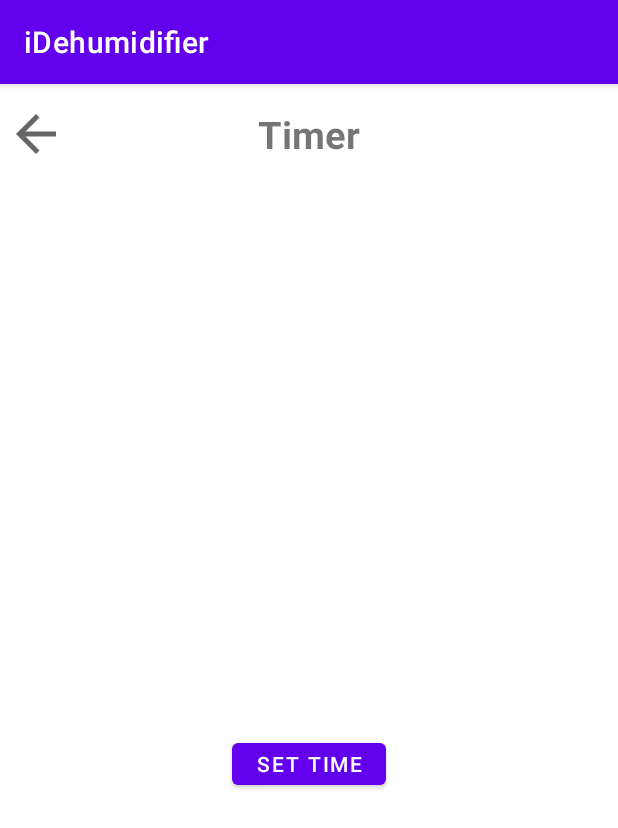
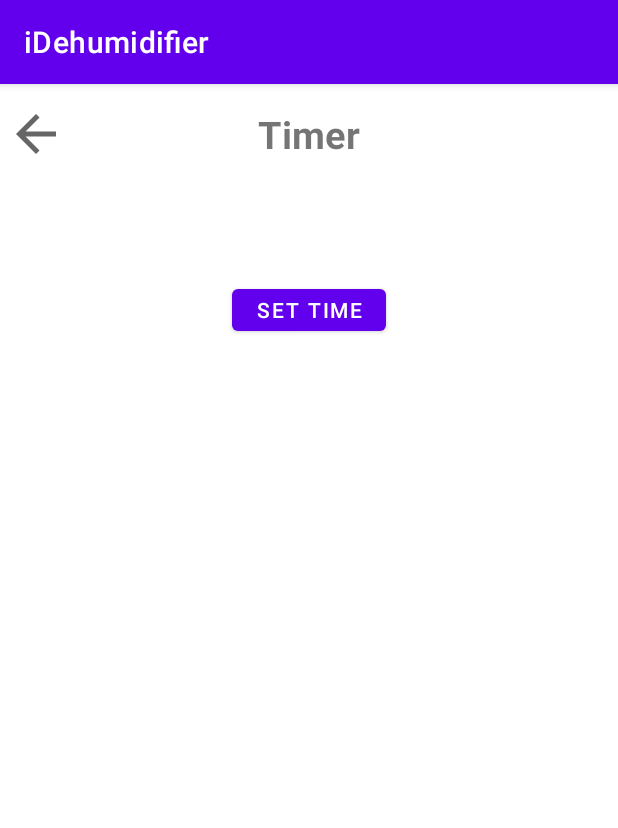
Before and after one commit to Margy-Katinaki/iDehumidifier-, an Android app: the TimerActivity screen opened directly, with no data from a screen before it, on a phone screen of 412 x 824 dp. Shown: the top 828 px of the screen. Run offline under Robolectric (Android 15) with nearby library versions, the phone set to English and light mode, and no system bars.

Commit message:
Add Timer and made improvements
Signed-off-by: Margy <margy2katnk@gmail.com>

```diff
--- a/app/src/main/java/com/example/idehumidifier/DehumidifierAdapter.kt
+++ b/app/src/main/java/com/example/idehumidifier/DehumidifierAdapter.kt
@@ -11,7 +11,7 @@ class DehumidifierAdapter(
     private val dehumidifiers: MutableList<Dehumidifier>
 ): RecyclerView.Adapter<DehumidifierAdapter.DehumidifierViewHolder>() {
 
-    //var onitemClick: ((Dehumidifier) -> Unit)? = null
+
 
     private lateinit var listener : onItemClickListener
 
--- a/app/src/main/java/com/example/idehumidifier/TimerActivity.kt
+++ b/app/src/main/java/com/example/idehumidifier/TimerActivity.kt
@@ -6,6 +6,7 @@ import android.os.Bundle
 import android.widget.DatePicker
 import android.widget.TimePicker
 import androidx.appcompat.app.AppCompatActivity
+import androidx.recyclerview.widget.LinearLayoutManager
 import com.example.idehumidifier.databinding.TimerBinding
 import java.util.*
 
@@ -13,6 +14,8 @@ import java.util.*
 class TimerActivity : AppCompatActivity(), DatePickerDialog.OnDateSetListener,TimePickerDialog.OnTimeSetListener {
 
     private lateinit var binding: TimerBinding
+
+    private lateinit var adapter: TimerAdapter
 
     var day = 0
     var month = 0
@@ -31,6 +34,11 @@ class TimerActivity : AppCompatActivity(), DatePickerDialog.OnDateSetListener,Ti
         binding = TimerBinding.inflate(layoutInflater)
         setContentView(binding.root)
 
+        adapter = TimerAdapter(Data.instance.getTimers())
+        adapter.setOnItemClickListener(object : TimerAdapter.onItemClickListener{
+            override fun onItemClick(timer: Timer) {
+            }
+        })
         pickDate()
 
 
@@ -52,7 +60,7 @@ class TimerActivity : AppCompatActivity(), DatePickerDialog.OnDateSetListener,Ti
     }
 
     private fun pickDate(){
-        binding.buttonTme.setOnClickListener {
+        binding.buttonTime.setOnClickListener {
             getDateTimeCalendar()
             DatePickerDialog(this,this,year, month, day).show()
         }
@@ -72,6 +80,16 @@ class TimerActivity : AppCompatActivity(), DatePickerDialog.OnDateSetListener,Ti
         savedHour = hourofDay
         savedMin = minutes
 
-        binding.textViewTime.text = ("$savedDay-$savedMonth-$savedYear\n $savedHour : $savedMin")
+        val savedtimer = Timer(savedDay,savedMonth,savedYear,savedHour,savedMin)
+        Data.instance.addTimer(savedtimer)
+        adapter = TimerAdapter(Data.instance.getTimers())
+        binding.recyclerView.adapter = adapter
+        binding.recyclerView.layoutManager = LinearLayoutManager(this)
+
+    }
+
+    override fun onResume() {
+        super.onResume()
+        //Data.instance.getTimers()
     }
 }
--- /dev/null
+++ b/app/src/main/res/drawable/ic_baseline_timer_24.xml
@@ -0,0 +1,5 @@
+<vector android:height="24dp" android:tint="#000000"
+    android:viewportHeight="24" android:viewportWidth="24"
+    android:width="24dp" xmlns:android="http://schemas.android.com/apk/res/android">
+    <path android:fillColor="@android:color/white" android:pathData="M15,1L9,1v2h6L15,1zM11,14h2L13,8h-2v6zM19.03,7.39l1.42,-1.42c-0.43,-0.51 -0.9,-0.99 -1.41,-1.41l-1.42,1.42C16.07,4.74 14.12,4 12,4c-4.97,0 -9,4.03 -9,9s4.02,9 9,9 9,-4.03 9,-9c0,-2.12 -0.74,-4.07 -1.97,-5.61zM12,20c-3.87,0 -7,-3.13 -7,-7s3.13,-7 7,-7 7,3.13 7,7 -3.13,7 -7,7z"/>
+</vector>
--- a/app/src/main/res/layout/timer.xml
+++ b/app/src/main/res/layout/timer.xml
@@ -30,39 +30,46 @@
         android:layout_marginEnd="32dp"
         android:text="Timer"
         android:textSize="25dp"
-        android:textStyle="bold"
-        />
-
-
-
-
+        android:textStyle="bold"/>
 
     <Button
-        android:id="@+id/button_tme"
+        android:id="@+id/button_time"
         android:layout_width="wrap_content"
         android:layout_height="40dp"
         android:text="Set Time"
         app:layout_constraintTop_toBottomOf="@id/text_view_title_timer"
+        app:layout_constraintBottom_toTopOf="@id/recycler_view"
+        android:layout_marginTop="80dp"
+        app:layout_constraintStart_toStartOf="parent"
+        android:layout_marginStart="4dp"
+        app:layout_constraintEnd_toEndOf="parent"
+        android:layout_marginEnd="4dp"/>
+
+<!--    <TextView-->
+<!--        android:id="@+id/text_view_time"-->
+<!--        android:layout_width="wrap_content"-->
+<!--        android:layout_height="wrap_content"-->
+<!--        app:layout_constraintTop_toBottomOf="@id/button_time"-->
+<!--        android:layout_marginTop="40dp"-->
+<!--        app:layout_constraintStart_toStartOf="parent"-->
+<!--        android:layout_marginStart="4dp"-->
+<!--        app:layout_constraintEnd_toEndOf="parent"-->
+<!--        android:layout_marginEnd="4dp"-->
+<!--        tools:text="@tools:sample/date/ddmmyy"-->
+<!--        android:textColor="#000000"-->
+<!--        android:textSize="20sp"-->
+<!--        android:textStyle="bold" />-->
+
+    <androidx.recyclerview.widget.RecyclerView
+        android:id="@+id/recycler_view"
+        android:layout_width="match_parent"
+        android:layout_height="0dp"
+        app:layout_constraintTop_toBottomOf="@id/button_time"
         app:layout_constraintBottom_toBottomOf="parent"
-        android:layout_marginTop="88dp"
-        app:layout_constraintStart_toStartOf="parent"
-        app:layout_constraintEnd_toEndOf="parent"/>
-
-
-    <TextView
-        android:id="@+id/text_view_time"
-        android:layout_width="wrap_content"
-        android:layout_height="wrap_content"
-        app:layout_constraintTop_toBottomOf="@id/button_tme"
-        android:layout_marginTop="16dp"
-        app:layout_constraintStart_toStartOf="parent"
-        app:layout_constraintEnd_toEndOf="parent"
-        tools:text="@tools:sample/date/ddmmyy"
-        android:textColor="#000000"
-        android:textSize="20sp"
-        android:textStyle="bold" />
-
-
+        android:layout_marginTop="40dp"
+        android:layout_marginStart="4dp"
+        android:layout_marginEnd="4dp"
+        android:layout_marginBottom="8dp"/>
 
 
 
--- a/app/src/main/res/values/colors.xml
+++ b/app/src/main/res/values/colors.xml
@@ -7,4 +7,5 @@
     <color name="teal_700">#FF018786</color>
     <color name="black">#FF000000</color>
     <color name="white">#FFFFFFFF</color>
+    <color name="colorPrimaryDark">#00574B</color>
 </resources>
--- a/app/src/main/res/values/strings.xml
+++ b/app/src/main/res/values/strings.xml
@@ -2,7 +2,7 @@
     <string name="app_name">iDehumidifier</string>
     <string-array name="rooms">
         <item>Room</item>
-        <item>Mater Bedroom</item>
+        <item>Master Bedroom</item>
         <item>Bedroom</item>
         <item>Kitchen</item>
         <item>Living Room</item>
```
Also changed, not shown: app/src/main/java/com/example/idehumidifier/ConnectDeviceActivity.kt (+0 -12 lines), app/src/main/java/com/example/idehumidifier/Data.kt (+32 -6 lines), app/src/main/java/com/example/idehumidifier/DehumidifierActivity.kt (+18 -5 lines), app/src/main/java/com/example/idehumidifier/MainActivity.kt (+7 -4 lines), app/src/main/java/com/example/idehumidifier/ModeActivity.kt (+11 -0 lines), app/src/main/java/com/example/idehumidifier/SettingsActivity.kt (+64 -2 lines), app/src/main/java/com/example/idehumidifier/SpeedActivity.kt (+10 -0 lines), app/src/main/java/com/example/idehumidifier/Timer.kt (added, +11 -0 lines), app/src/main/java/com/example/idehumidifier/TimerAdapter.kt (added, +74 -0 lines), app/src/main/res/layout/recycler_view_timer.xml (added, +54 -0 lines).
